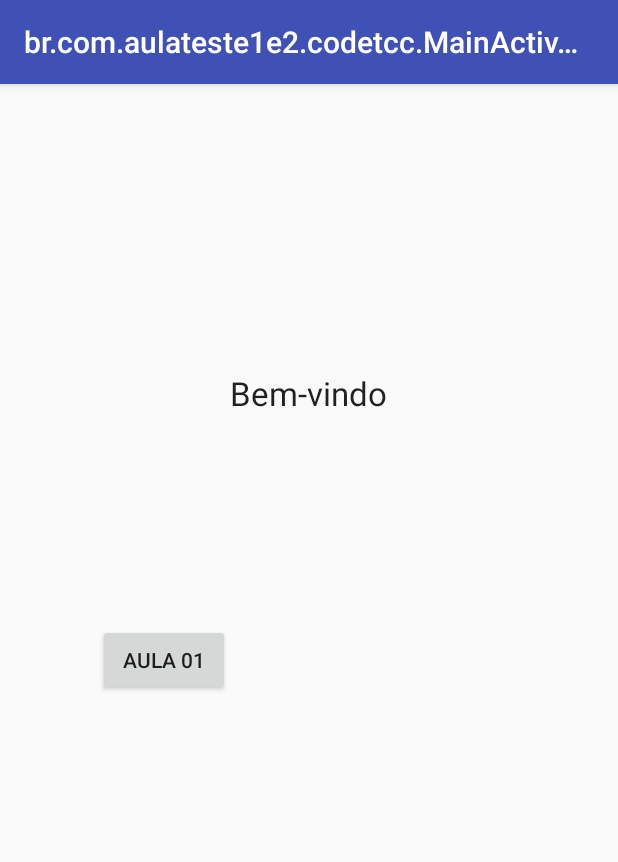
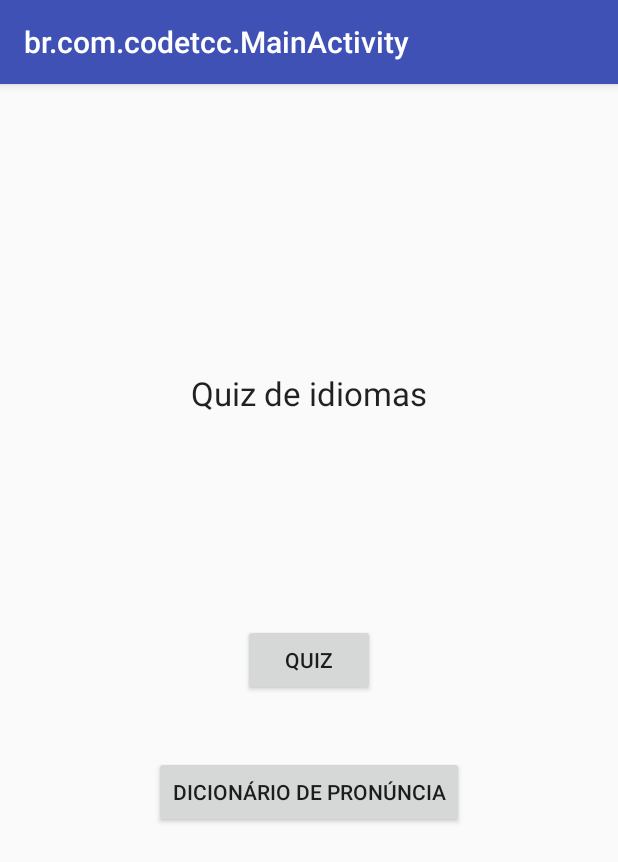
Before and after one commit to nunesGabriel/TCCRepository, an Android app: the screen it shows after launch (MainActivity), on a phone screen of 412 x 824 dp. Shown: the top 862 px of the screen. Run offline under Robolectric (Android 15) with nearby library versions, the phone set to English and light mode, and no system bars.

Commit message:
Versão 11-09

```diff
--- a/app/src/main/AndroidManifest.xml
+++ b/app/src/main/AndroidManifest.xml
@@ -7,13 +7,12 @@
     <uses-permission android:name="android.permission.WAKE_LOCK"/>
 
     <application
-        android:debuggable="true"
         android:allowBackup="true"
         android:icon="@mipmap/ic_launcher"
         android:supportsRtl="true"
         android:theme="@style/AppTheme">
         <activity
-            android:name=".MainActivity"
+            android:name="br.com.codetcc.MainActivity"
             android:screenOrientation="portrait"
             >
             <intent-filter>
--- a/app/src/main/java/br/com/aulateste1e2/codetcc/MainActivity.java
+++ /dev/null
@@ -1,21 +0,0 @@
-package br.com.aulateste1e2.codetcc;
-
-
-import android.os.Bundle;
-import android.support.v7.app.AppCompatActivity;
-
-
-/**
- * Created by GABRIEL
- */
-
-    public class MainActivity extends AppCompatActivity {
-        //private static int gridview_column_width = 150; // In pixels
-        private String text;
-
-    @Override
-    protected void onCreate(Bundle savedInstanceState) {
-        super.onCreate(savedInstanceState);
-        setContentView(R.layout.activity_main);
-    }
-}
--- a/app/src/main/res/layout/activity_main.xml
+++ b/app/src/main/res/layout/activity_main.xml
@@ -6,19 +6,28 @@
     <Button
         android:layout_width="wrap_content"
         android:layout_height="wrap_content"
-        android:text="Aula 01"
+        android:text="Quiz"
         android:id="@+id/button"
-        android:onClick="layout1"
+        android:onClick="palavraImagem1"
         android:layout_centerVertical="true"
-        android:layout_toStartOf="@+id/textView" />
+        android:layout_centerHorizontal="true" />
 
     <TextView
         android:layout_width="wrap_content"
         android:layout_height="wrap_content"
         android:textAppearance="?android:attr/textAppearanceLarge"
-        android:text="Bem-vindo"
+        android:text="Quiz de idiomas"
         android:id="@+id/textView"
         android:layout_above="@+id/button"
         android:layout_centerHorizontal="true"
         android:layout_marginBottom="139dp" />
+
+    <Button
+        android:layout_width="wrap_content"
+        android:layout_height="wrap_content"
+        android:text="Dicionário de pronúncia"
+        android:id="@+id/button4"
+        android:layout_below="@+id/button"
+        android:layout_centerHorizontal="true"
+        android:layout_marginTop="40dp" />
 </RelativeLayout>
--- a/build.gradle
+++ b/build.gradle
@@ -5,7 +5,7 @@ buildscript {
         jcenter()
     }
     dependencies {
-        classpath 'com.android.tools.build:gradle:2.1.2'
+        classpath 'com.android.tools.build:gradle:2.1.3'
 
         // NOTE: Do not place your application dependencies here; they belong
         // in the individual module build.gradle files
```
Also changed, not shown: app/build.gradle (+4 -3 lines), app/src/main/java/br/com/codetcc/MainActivity.java (added, +41 -0 lines), app/src/main/java/br/com/codetcc/Pergunta.java (added, +22 -0 lines), app/src/main/java/br/com/codetcc/Quiz.java (added, +16 -0 lines), app/src/main/res/layout/palavraImagem1.xml (renamed from app/src/main/res/layout/layout1.xml, +11 -8 lines), gradle/wrapper/gradle-wrapper.properties.
